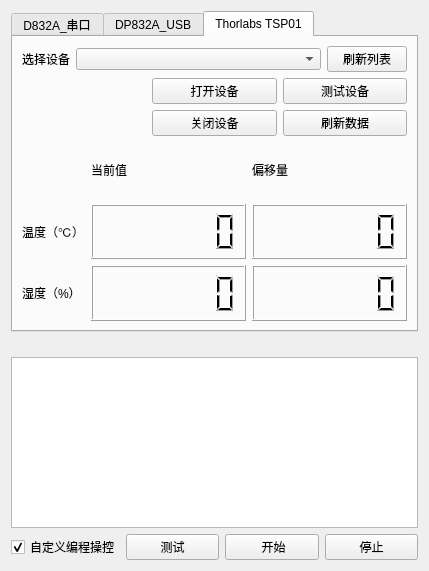
This is ui/externalapplicationswidget.ui in WhiteChimney/TDC-counter as Qt 5 draws it before an edit. The edited form follows.
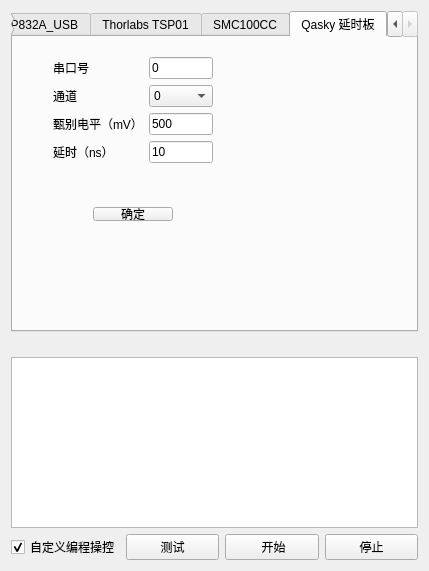
This is the edited form.

Commit message: 添加问天延时板串口通信程序

What changed in the file:
```diff
--- a/ui/externalapplicationswidget.ui
+++ b/ui/externalapplicationswidget.ui
@@ -17,11 +17,11 @@
    <item>
     <widget class="QTabWidget" name="tabWidget">
      <property name="currentIndex">
-      <number>2</number>
+      <number>4</number>
      </property>
      <widget class="QWidget" name="tab">
       <attribute name="title">
-       <string>D832A_串口</string>
+       <string>串口设备</string>
       </attribute>
       <layout class="QVBoxLayout" name="verticalLayout_2">
        <item>
@@ -566,6 +566,134 @@
        </item>
       </layout>
      </widget>
+     <widget class="QWidget" name="tab_4">
+      <attribute name="title">
+       <string>SMC100CC</string>
+      </attribute>
+     </widget>
+     <widget class="QWidget" name="tab_5">
+      <attribute name="title">
+       <string>Qasky 延时板</string>
+      </attribute>
+      <widget class="QWidget" name="formLayoutWidget">
+       <property name="geometry">
+        <rect>
+         <x>40</x>
+         <y>20</y>
+         <width>160</width>
+         <height>108</height>
+        </rect>
+       </property>
+       <layout class="QFormLayout" name="formLayout_2">
+        <item row="1" column="0">
+         <widget class="QLabel" name="label_19">
+          <property name="text">
+           <string>通道</string>
+          </property>
+         </widget>
+        </item>
+        <item row="1" column="1">
+         <widget class="QComboBox" name="comboDelayBoardChannel">
+          <item>
+           <property name="text">
+            <string>0</string>
+           </property>
+          </item>
+          <item>
+           <property name="text">
+            <string>1</string>
+           </property>
+          </item>
+          <item>
+           <property name="text">
+            <string>2</string>
+           </property>
+          </item>
+          <item>
+           <property name="text">
+            <string>3</string>
+           </property>
+          </item>
+          <item>
+           <property name="text">
+            <string>4</string>
+           </property>
+          </item>
+          <item>
+           <property name="text">
+            <string>5</string>
+           </property>
+          </item>
+          <item>
+           <property name="text">
+            <string>6</string>
+           </property>
+          </item>
+          <item>
+           <property name="text">
+            <string>7</string>
+           </property>
+          </item>
+         </widget>
+        </item>
+        <item row="2" column="0">
+         <widget class="QLabel" name="label_20">
+          <property name="text">
+           <string>甄别电平（mV）</string>
+          </property>
+         </widget>
+        </item>
+        <item row="2" column="1">
+         <widget class="QLineEdit" name="textDelayboardVoltage">
+          <property name="text">
+           <string>500</string>
+          </property>
+         </widget>
+        </item>
+        <item row="3" column="0">
+         <widget class="QLabel" name="label_21">
+          <property name="text">
+           <string>延时（ns）</string>
+          </property>
+         </widget>
+        </item>
+        <item row="3" column="1">
+         <widget class="QLineEdit" name="textDelayboardDelay">
+          <property name="text">
+           <string>10</string>
+          </property>
+         </widget>
+        </item>
+        <item row="0" column="0">
+         <widget class="QLabel" name="label_22">
+          <property name="text">
+           <string>串口号</string>
+          </property>
+         </widget>
+        </item>
+        <item row="0" column="1">
+         <widget class="QLineEdit" name="textDelayboardSp">
+          <property name="text">
+           <string>0</string>
+          </property>
+         </widget>
+        </item>
+       </layout>
+      </widget>
+      <widget class="QPushButton" name="buttonSetDelay">
+       <property name="geometry">
+        <rect>
+         <x>80</x>
+         <y>170</y>
+         <width>80</width>
+         <height>14</height>
+        </rect>
+       </property>
+       <property name="text">
+        <string>确定</string>
+       </property>
+      </widget>
+     </widget>
     </widget>
    </item>
    <item>
```
Left out of the diff: 2 changed lines with no effect on the pictures. The commit also changes 11 other files.
